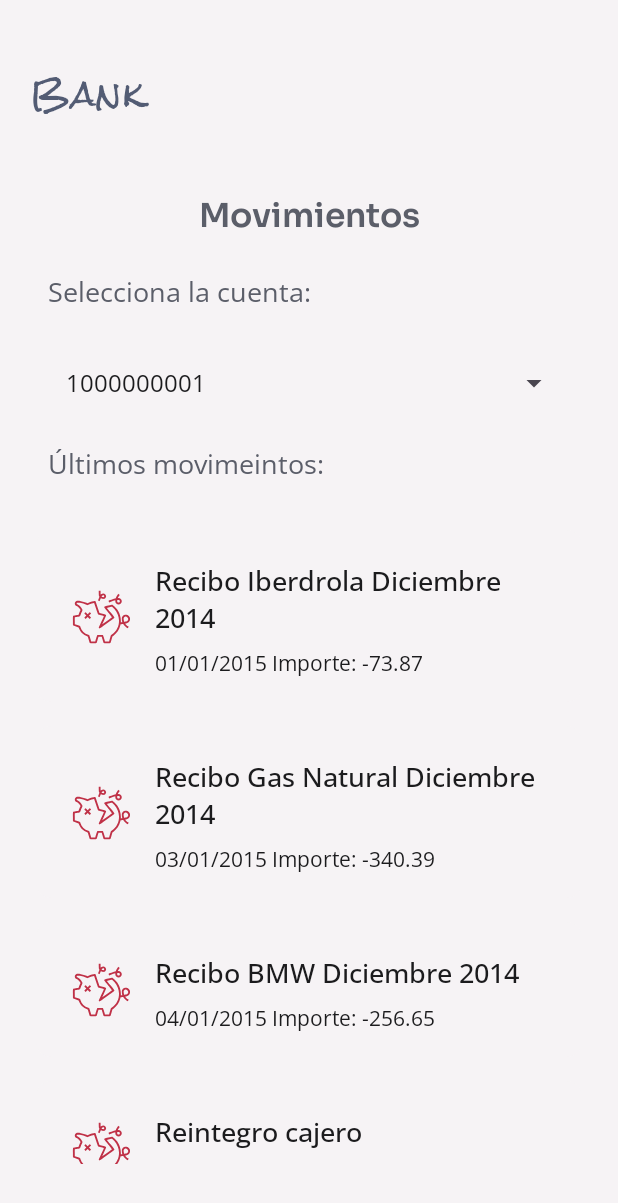
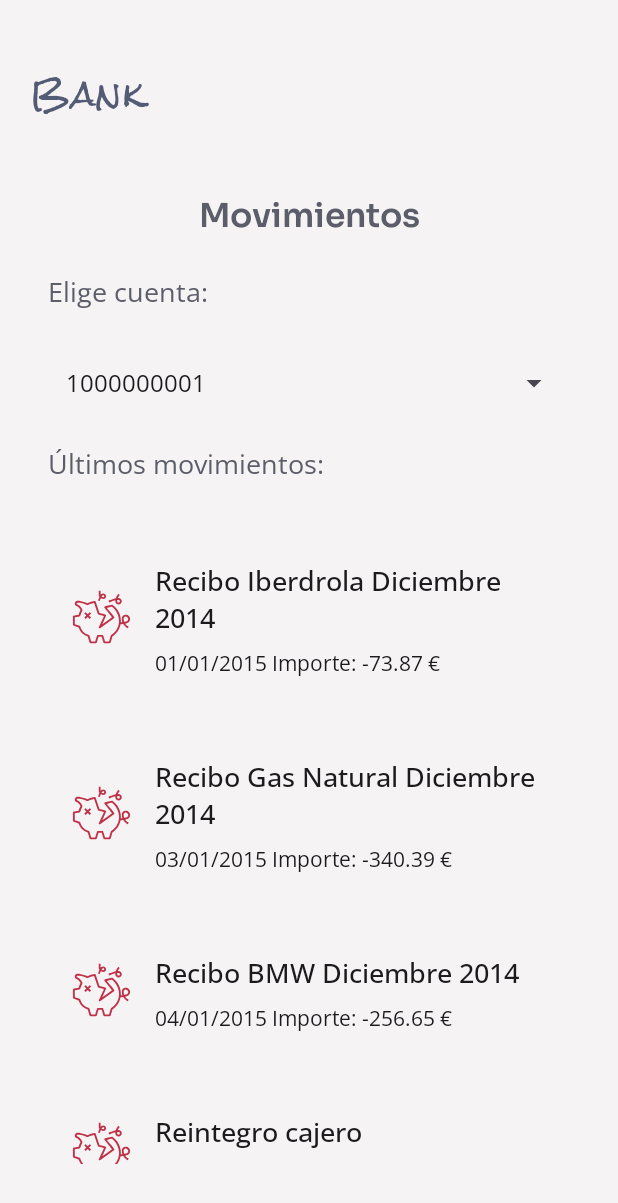
Before and after one commit to JimenaMartPle/Banco-MaJiMaPl, an Android app: the MainActivity screen opened directly, with no data from a screen before it, after a tap on "Movimientos", on a phone screen of 412 x 824 dp. Shown: the top 1203 px of the screen. Run offline under Robolectric (Android 15) with nearby library versions, the phone set to English and light mode, and no system bars; 1 statement that could not run was skipped.

Commit message:
t6a2 - Finalizada

```diff
--- a/app/src/main/java/com/example/banco_majimapl/AccountsMovementsFragment.kt
+++ b/app/src/main/java/com/example/banco_majimapl/AccountsMovementsFragment.kt
@@ -40,6 +40,12 @@ class AccountsMovementsFragment : Fragment() {
         linearLayoutManager = LinearLayoutManager(context)
         itemDecoration = DividerItemDecoration(context, DividerItemDecoration.VERTICAL)
 
+        binding.recyclerMovimientos.apply {
+            layoutManager = linearLayoutManager
+            adapter = movementsAdapter
+            addItemDecoration(itemDecoration)
+        }
+
         return binding.root
     }
 
--- a/app/src/main/java/com/example/banco_majimapl/GlobalPositionActivity.kt
+++ b/app/src/main/java/com/example/banco_majimapl/GlobalPositionActivity.kt
@@ -2,6 +2,8 @@ package com.example.banco_majimapl
 
 import android.content.Intent
 import android.os.Bundle
+import android.util.Log
+import android.view.View
 import androidx.appcompat.app.AppCompatActivity
 import com.example.banco_majimapl.databinding.ActivityGlobalPositionBinding
 import com.example.banco_majimapl.pojo.Cliente
@@ -43,8 +45,7 @@ class GlobalPositionActivity : AppCompatActivity(), AccountsListener {
 
     override fun onCuentaSeleccionada(cuenta: Cuenta) {
         //Comprobar si en el layout cargado exite el segundo fragment
-        val hayDetalle =
-            supportFragmentManager.findFragmentById(R.id.fragmentAccountsDetMove) != null
+        val hayDetalle =  findViewById<View>(R.id.fragmentAccountsDetMove) != null
 
         if (hayDetalle) {
             //Si estamos en tablet habrá dos fragments, por lo que hacemos:
--- a/app/src/main/res/layout-large-land/activity_global_position.xml
+++ b/app/src/main/res/layout-large-land/activity_global_position.xml
@@ -53,7 +53,6 @@
         <!-- Fragments: Posición global-->
         <androidx.fragment.app.FragmentContainerView
             android:id="@+id/fragmentAccounts"
-            android:name="com.example.banco_majimapl.AccountsFragment"
             android:layout_width="0dp"
             android:layout_height="match_parent"
             android:layout_margin="@dimen/doubleBasicSpace"
@@ -63,7 +62,6 @@
         <!-- Fragment: Movimientos -->
         <androidx.fragment.app.FragmentContainerView
             android:id="@+id/fragmentAccountsDetMove"
-            android:name="com.example.banco_majimapl.AccountsMovementsFragment"
             android:layout_width="0dp"
             android:layout_height="match_parent"
             android:layout_margin="@dimen/doubleBasicSpace"
--- a/app/src/main/res/layout-large/activity_global_position.xml
+++ b/app/src/main/res/layout-large/activity_global_position.xml
@@ -53,7 +53,6 @@
         <!-- Fragments: Posición global-->
         <androidx.fragment.app.FragmentContainerView
             android:id="@+id/fragmentAccounts"
-            android:name="com.example.banco_majimapl.AccountsFragment"
             android:layout_width="match_parent"
             android:layout_height="0dp"
             android:layout_margin="@dimen/doubleBasicSpace"
@@ -63,7 +62,6 @@
         <!-- Fragment: Movimientos -->
         <androidx.fragment.app.FragmentContainerView
             android:id="@+id/fragmentAccountsDetMove"
-            android:name="com.example.banco_majimapl.AccountsMovementsFragment"
             android:layout_width="match_parent"
             android:layout_height="0dp"
             android:layout_margin="@dimen/doubleBasicSpace"
--- a/app/src/main/res/layout/activity_global_position.xml
+++ b/app/src/main/res/layout/activity_global_position.xml
@@ -45,7 +45,6 @@
     <!-- Fragment: Posición global -->
     <androidx.fragment.app.FragmentContainerView
         android:id="@+id/fragmentAccounts"
-        android:name="com.example.banco_majimapl.AccountsFragment"
         android:layout_width="0dp"
         android:layout_height="0dp"
         android:layout_margin="@dimen/doubleBasicSpace"
--- a/app/src/main/res/layout/activity_global_position_details.xml
+++ b/app/src/main/res/layout/activity_global_position_details.xml
@@ -45,7 +45,6 @@
     <!-- Fragment: Movimientos -->
     <androidx.fragment.app.FragmentContainerView
         android:id="@+id/fragmentAccountsDetMove"
-        android:name="com.example.banco_majimapl.AccountsMovementsFragment"
         android:layout_width="0dp"
         android:layout_height="0dp"
         android:layout_margin="@dimen/doubleBasicSpace"
--- a/app/src/main/res/layout/fragment_accounts_movements.xml
+++ b/app/src/main/res/layout/fragment_accounts_movements.xml
@@ -4,7 +4,7 @@
     xmlns:tools="http://schemas.android.com/tools"
     android:layout_width="match_parent"
     android:layout_height="match_parent"
-    android:background="?attr/colorTertiaryContainer"
+    android:background="?attr/colorOnTertiaryContainer"
     tools:context=".AccountsMovementsFragment">
 
     <androidx.constraintlayout.widget.ConstraintLayout
@@ -19,7 +19,7 @@
             android:padding="@dimen/basicSpace"
             android:text="@string/opButText2"
             android:textAlignment="center"
-            android:textColor="?attr/colorOnTertiaryContainer"
+            android:textColor="?attr/colorTertiaryContainer"
             android:textSize="@dimen/title"
             app:layout_constraintEnd_toEndOf="parent"
             app:layout_constraintStart_toStartOf="parent"
@@ -32,7 +32,7 @@
             android:layout_margin="@dimen/basicSpace"
             android:padding="@dimen/basicSpace"
             android:text="@string/detallesSubtit"
-            android:textColor="?attr/colorOnTertiaryContainer"
+            android:textColor="?attr/colorTertiaryContainer"
             android:textSize="@dimen/subtitle"
             app:layout_constraintEnd_toEndOf="parent"
             app:layout_constraintStart_toStartOf="parent"
--- a/app/src/main/res/values/strings.xml
+++ b/app/src/main/res/values/strings.xml
@@ -6,9 +6,9 @@
     <string name="user">Usuario</string>
     <string name="pass">Contraseña</string>
     <string name="required">Obligatorio</string>
-    <string name="signOut">Salir</string>
-    <string name="enter">ENTRAR</string>
-    <string name="welcome">Bienvenidx</string>
+    <string name="signOut">Cerrar sesión</string>
+    <string name="enter">VAMOS!</string>
+    <string name="welcome">Hola de nuevo</string>
     <string name="bank" translatable="false">Bank button</string>
     <string name="welcomeImg">Imagen de fondo</string>
     <string name="welcomeTit" translatable="false">REIMAGINING\nFINANCE</string>
@@ -19,13 +19,13 @@
     <string name="enviarBtn">ENVIAR</string>
 
     <!-- Errores de validación -->
-    <string name="error_user_empty">Introduce el usuario</string>
-    <string name="error_pass_empty">Introduce la contraseña</string>
-    <string name="error_pass_length">La contraseña debe tener 4 dígitos</string>
-    <string name="error_login_failed">Error de autenticación</string>
+    <string name="error_user_empty">Falta tu usuario 👀</string>
+    <string name="error_pass_empty">Pon tu contraseña</string>
+    <string name="error_pass_length">Son 4 dígitos, ni uno más ni uno menos</string>
+    <string name="error_login_failed">Algo no cuadra. Revisa tus datos</string>
 
     <!-- Main -->
-    <string name="mainWelcome">Bienvenidx,%1$s</string>
+    <string name="mainWelcome">¡Hola!,%1$s</string>
     <string name="opButText1">Posición global</string>
     <string name="opButText2">Movimientos</string>
     <string name="opButText3">Transferencias</string>
@@ -35,39 +35,44 @@
     <string name="opButText7">Salir</string>
 
     <!-- Cambiar contraseña diálogo -->
-    <string name="changePassText">Introduce tu nueva contraseña (4 dígitos):</string>
-    <string name="cambioOkText">Contraseña actualizada con éxito</string>
-    <!-- Español -->
-    <string name="error_change_pass">Ups, no se pudo cambiar la contraseña 😬</string>
+    <string name="changePassText">Elige tu nueva clave (4 dígitos):</string>
+    <string name="cambioOkText">¡Listo! Clave actualizada ✨</string>
+    <string name="error_change_pass">Ups, no se pudo cambiar la clave 😬</string>
 
     <!-- Transferencias -->
-    <string name="eligeTuCuenta">Elige tu cuenta</string>
+    <string name="eligeTuCuenta">¿De dónde sale?</string>
     <string name="leftRadioBut">A mi otra cuenta</string>
     <string name="rightRadioBut">A otra persona</string>
     <string name="numCuentaHint">Pega el número de cuenta</string>
     <string name="enviarJustificante">Mandar comprobante</string>
-    <string name="importeEditText">¿Monto?</string>
+    <string name="importeEditText">¿Cuánto?</string>
     <string name="hintImporteEditText">0.000,00</string>
     <string name="justificanteSi">Obvio sí ✨</string>
     <string name="justificanteNo">Nop, así está bien</string>
-    <string name="aCuentaPropia">Para ti mismo: </string>
+    <string name="aCuentaPropia">Para ti: </string>
     <string name="aCuentaExterna">Para: </string>
-    <string name="toastTransferencia">De: %1$s\n%2$s\nMonto: %3$s %4$s\n¿Comprobante? %5$s</string>
+    <string name="toastTransferencia">De: %1$s\n%2$s\nImporte: %3$s %4$s\n¿Comprobante? %5$s</string>
 
     <!-- Posición global -->
     <string name="contDescNumCuentaPosGlobal">Número de cuenta</string>
-    <string name="contDescSaldoPosGlobal">Saldo de la cuenta</string>
+    <string name="contDescSaldoPosGlobal">Saldo disponible</string>
     <string name="contDescImgPosGlobal">Imagen de la tarjeta</string>
     <string name="textNumCuentaPosGlobal">%1$s</string>
     <string name="textSaldoPosGlobal">%1$s €</string>
 
-    <!-- Movimientos-->
-    <string name="seleccionaSubtit">Selecciona la cuenta:</string>
-    <string name="detallesSubtit">Últimos movimeintos:</string>
+    <!-- Movimientos -->
+    <string name="seleccionaSubtit">Elige cuenta:</string>
+    <string name="detallesSubtit">Últimos movimientos:</string>
     <string name="textDetalleMov">%1$s</string>
-    <string name="contDescDetalleMovimiento">Detalle movimiento cuenta</string>
-    <string name="textFechaImporteMov">%1$s Importe: %2$.2f</string>
-    <!-- TODO: Remove or change this placeholder text -->
-    <string name="hello_blank_fragment">Hello blank fragment</string>
+    <string name="contDescDetalleMovimiento">Detalle del movimiento</string>
+    <string name="textFechaImporteMov">%1$s Importe: %2$.2f €</string>
 
+    <!-- Diálogo detalle -->
+    <string name="dlgTitulo">Todo el detalle</string>
+    <string name="dlgImporte">Importe: %1$.2f €</string>
+    <string name="dlgDescripcion">Concepto: %1$s</string>
+    <string name="dlgFecha">Fecha: %1$s</string>
+    <string name="dlgOrigen">Desde: %1$s</string>
+    <string name="dlgDestino">Para: %1$s</string>
+    <string name="dlgCerrar">Cerrar</string>
 </resources>
```
Also changed, not shown: app/src/main/java/com/example/banco_majimapl/MovementsAdapter.kt (+39 -0 lines), app/src/main/res/layout/dialog_movement.xml (added, +66 -0 lines), 1 other file.
